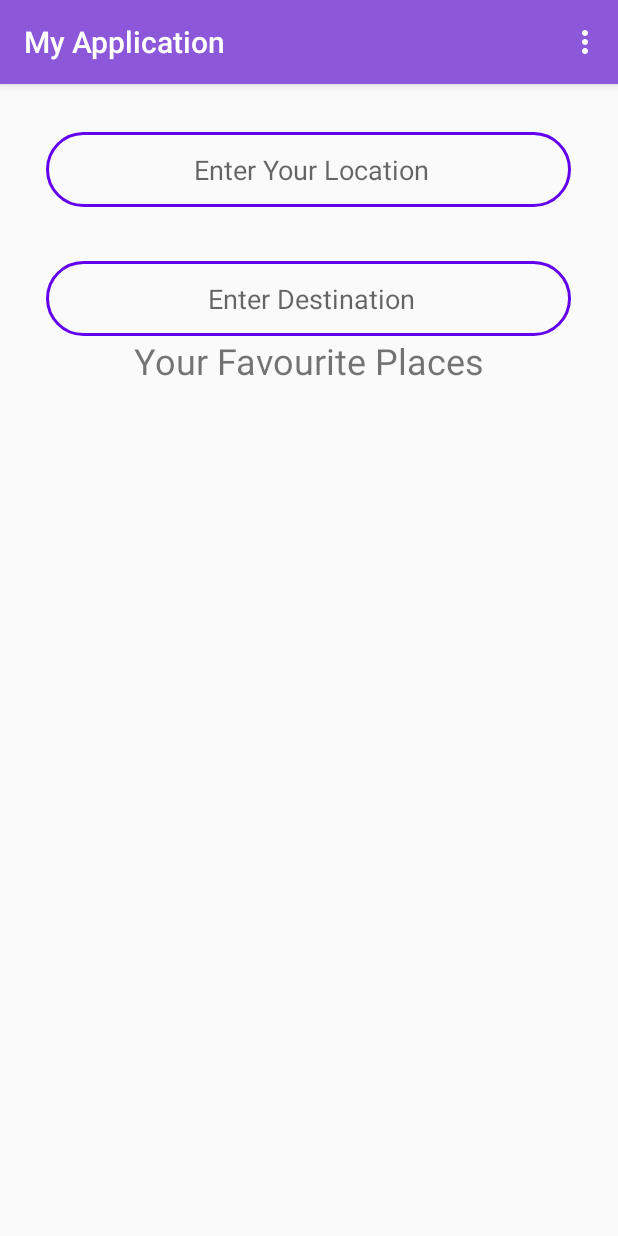
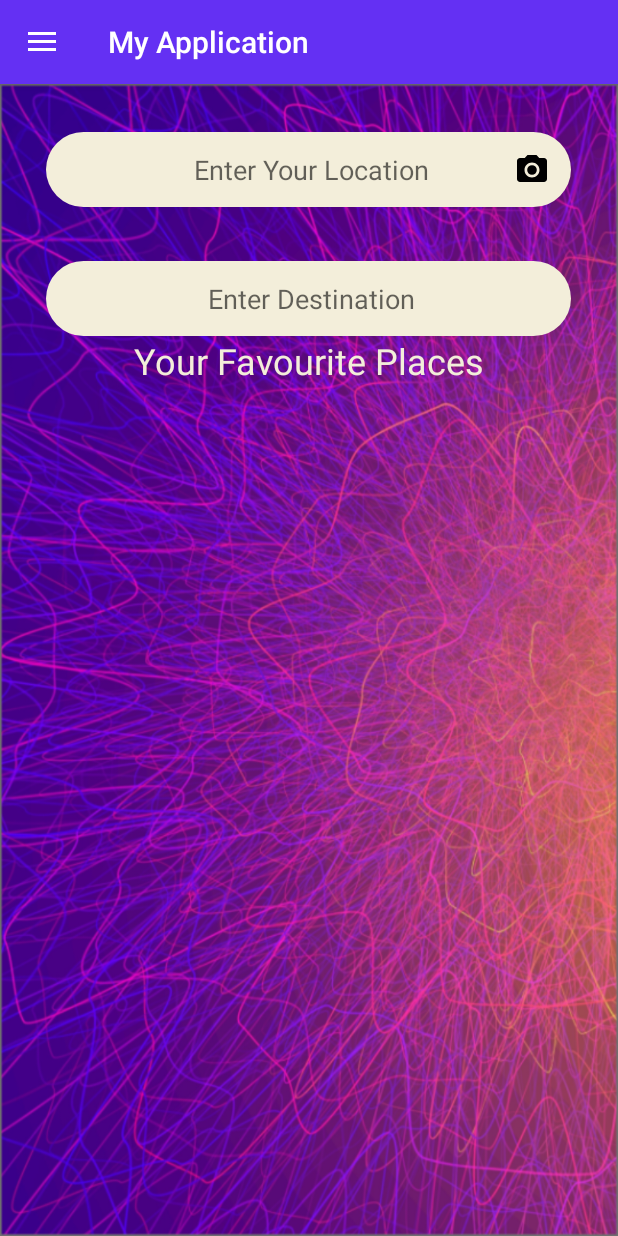
Before and after one commit to dobredani/VA-AR-FII, an Android app: the StartNavigationActivity screen opened directly, with no data from a screen before it, on a phone screen of 412 x 824 dp. Run offline under Robolectric (Android 15) with nearby library versions, the phone set to English and light mode, and no system bars.

Commit message:
Upgraded Interface

```diff
--- a/Proiect Android/Interfata/app/build.gradle
+++ b/Proiect Android/Interfata/app/build.gradle
@@ -27,9 +27,10 @@ dependencies {
     implementation fileTree(dir: 'libs', include: ['*.jar'])
 
     implementation 'androidx.appcompat:appcompat:1.1.0'
+    implementation 'com.google.android.material:material:1.1.0'
     implementation 'androidx.constraintlayout:constraintlayout:1.1.3'
     implementation 'com.google.android.material:material:1.1.0'
-    testImplementation 'junit:junit:4.12'
+    testImplementation 'junit:junit:4.13'
     androidTestImplementation 'androidx.test.ext:junit:1.1.1'
     androidTestImplementation 'androidx.test.espresso:espresso-core:3.2.0'
     implementation 'com.google.android.material:material:1.1.0'
--- a/Proiect Android/Interfata/app/src/main/java/com/example/myapplication/StartNavigationActivity.java
+++ b/Proiect Android/Interfata/app/src/main/java/com/example/myapplication/StartNavigationActivity.java
@@ -3,20 +3,36 @@ package com.example.myapplication;
 import android.os.Bundle;
 import android.view.Menu;
 import android.view.MenuInflater;
+import android.view.MenuItem;
 
+import androidx.annotation.NonNull;
 import androidx.annotation.Nullable;
+import androidx.appcompat.app.ActionBarDrawerToggle;
 import androidx.appcompat.app.AppCompatActivity;
+import androidx.drawerlayout.widget.DrawerLayout;
 
-public class StartNavigationActivity  extends AppCompatActivity {
+import java.util.Objects;
+
+public class StartNavigationActivity extends AppCompatActivity {
+    private DrawerLayout mDrawerLayout;
+    private ActionBarDrawerToggle mToggle;
+
     @Override
     protected void onCreate(@Nullable Bundle savedInstanceState) {
         super.onCreate(savedInstanceState);
         setContentView(R.layout.start_navigation);
+        mDrawerLayout = (DrawerLayout) findViewById(R.id.drawer);
+        mToggle = new ActionBarDrawerToggle(this, mDrawerLayout, R.string.open,R.string.close);
+        mDrawerLayout.addDrawerListener(mToggle);
+        mToggle.syncState();
+        Objects.requireNonNull(getSupportActionBar()).setDisplayHomeAsUpEnabled(true);
     }
+
     @Override
-    public boolean onCreateOptionsMenu(Menu menu) {
-        MenuInflater inflater = getMenuInflater();
-        inflater.inflate(R.menu.drawer_menu,menu);
-        return super.onCreateOptionsMenu(menu);
+    public boolean onOptionsItemSelected(@NonNull MenuItem item) {
+        if(mToggle.onOptionsItemSelected(item)){
+            return true;
+        }
+        return super.onOptionsItemSelected(item);
     }
 }
--- a/Proiect Android/Interfata/app/src/main/res/drawable/background_image1.xml
+++ b/Proiect Android/Interfata/app/src/main/res/drawable/background_image1.xml
@@ -1,4 +1,5 @@
 <?xml version="1.0" encoding="utf-8"?>
 <shape xmlns:android="http://schemas.android.com/apk/res/android" android:shape="rectangle">
-<solid android:color="@color/colorPrimaryDark"></solid>
+    <solid android:color="@color/colorPrimaryDark"></solid>
+    <gradient android:startColor="@color/pink" android:endColor="@color/colorPrimaryDark" android:angle="90"></gradient>
 </shape>
--- /dev/null
+++ b/Proiect Android/Interfata/app/src/main/res/drawable/camera_button.xml
@@ -0,0 +1,5 @@
+<?xml version="1.0" encoding="utf-8"?>
+<shape xmlns:android="http://schemas.android.com/apk/res/android"  android:shape="rectangle">
+    <solid android:color="@color/colorPrimaryDark"></solid>
+    <corners android:radius="30dp"></corners>
+</shape>
--- a/Proiect Android/Interfata/app/src/main/res/drawable/custom_button.xml
+++ b/Proiect Android/Interfata/app/src/main/res/drawable/custom_button.xml
@@ -1,5 +1,5 @@
 <?xml version="1.0" encoding="utf-8"?>
 <shape xmlns:android="http://schemas.android.com/apk/res/android" android:shape="rectangle">
-    <solid android:color="@color/colorPrimaryDark"></solid>
+    <solid android:color="@color/colorPrimary"></solid>
     <corners android:radius="50sp"></corners>
 </shape>
--- /dev/null
+++ b/Proiect Android/Interfata/app/src/main/res/drawable/ic_camera.xml
@@ -0,0 +1,12 @@
+<vector xmlns:android="http://schemas.android.com/apk/res/android"
+        android:width="24dp"
+        android:height="24dp"
+        android:viewportWidth="24.0"
+        android:viewportHeight="24.0">
+    <path
+        android:fillColor="#FF000000"
+        android:pathData="M12,12m-3.2,0a3.2,3.2 0,1 1,6.4 0a3.2,3.2 0,1 1,-6.4 0"/>
+    <path
+        android:fillColor="#FF000000"
+        android:pathData="M9,2L7.17,4L4,4c-1.1,0 -2,0.9 -2,2v12c0,1.1 0.9,2 2,2h16c1.1,0 2,-0.9 2,-2L22,6c0,-1.1 -0.9,-2 -2,-2h-3.17L15,2L9,2zM12,17c-2.76,0 -5,-2.24 -5,-5s2.24,-5 5,-5 5,2.24 5,5 -2.24,5 -5,5z"/>
+</vector>
--- a/Proiect Android/Interfata/app/src/main/res/drawable/location_button.xml
+++ b/Proiect Android/Interfata/app/src/main/res/drawable/location_button.xml
@@ -1,5 +1,5 @@
 <?xml version="1.0" encoding="utf-8"?>
 <shape xmlns:android="http://schemas.android.com/apk/res/android" android:shape="rectangle">
     <corners android:radius="50dp"></corners>
-    <stroke android:width="2dp" android:color="@color/colorPrimaryDark"></stroke>
+    <solid android:color="@color/colorAccent"></solid>
 </shape>
--- a/Proiect Android/Interfata/app/src/main/res/layout/nav_header.xml
+++ b/Proiect Android/Interfata/app/src/main/res/layout/nav_header.xml
@@ -2,7 +2,7 @@
 <LinearLayout xmlns:android="http://schemas.android.com/apk/res/android"
     android:layout_width="match_parent"
     android:layout_height="176dp"
-    android:background="@color/colorPrimary"
+    android:background="@drawable/building"
     android:gravity="bottom"
     android:orientation="vertical"
     android:padding="16dp"
@@ -18,5 +18,7 @@
         android:layout_height="wrap_content"
         android:paddingTop="8dp"
         android:text="Facultatea de Informatica"
+        android:textColor="#FFF"
+        android:textStyle="bold"
         android:textAppearance="@style/TextAppearance.AppCompat.Body1" />
 </LinearLayout>
--- a/Proiect Android/Interfata/app/src/main/res/layout/start_navigation.xml
+++ b/Proiect Android/Interfata/app/src/main/res/layout/start_navigation.xml
@@ -1,9 +1,26 @@
 <?xml version="1.0" encoding="utf-8"?>
-<androidx.constraintlayout.widget.ConstraintLayout xmlns:android="http://schemas.android.com/apk/res/android"
+<androidx.drawerlayout.widget.DrawerLayout xmlns:android="http://schemas.android.com/apk/res/android"
     xmlns:app="http://schemas.android.com/apk/res-auto"
     xmlns:tools="http://schemas.android.com/tools"
     android:layout_width="match_parent"
-    android:layout_height="match_parent">
+    android:layout_height="match_parent"
+    android:id="@+id/drawer"
+    tools:context=".StartNavigationActivity">
+    <com.google.android.material.navigation.NavigationView
+        app:headerLayout="@layout/nav_header"
+        android:layout_width="wrap_content"
+        android:layout_height="match_parent"
+        android:background="#FFF"
+        app:itemTextColor="@color/darkGrey"
+        app:menu="@menu/menu"
+        android:layout_gravity="start">
+
+    </com.google.android.material.navigation.NavigationView>
+    <androidx.constraintlayout.widget.ConstraintLayout
+        android:layout_width="match_parent"
+        android:layout_height="match_parent"
+        android:background="@drawable/abstract_background"
+        >
 
         <EditText
             android:id="@+id/currentLocation"
@@ -41,6 +58,7 @@
             android:layout_height="wrap_content"
             android:text="Your Favourite Places"
             android:textSize="24sp"
+            android:textColor="@color/colorAccent"
             app:layout_constraintBottom_toTopOf="@+id/_dynamic"
             app:layout_constraintEnd_toEndOf="parent"
             app:layout_constraintStart_toStartOf="parent"
@@ -54,4 +72,17 @@
             app:layout_constraintBottom_toBottomOf="parent"
             app:layout_constraintEnd_toEndOf="parent"
             app:layout_constraintStart_toStartOf="parent" />
+
+        <ImageView
+            android:id="@+id/cameraBtn"
+            android:layout_width="wrap_content"
+            android:layout_height="wrap_content"
+            android:background="@drawable/ic_camera"
+            app:layout_constraintBottom_toBottomOf="@+id/currentLocation"
+            app:layout_constraintEnd_toEndOf="@+id/currentLocation"
+            app:layout_constraintHorizontal_bias="0.957"
+            app:layout_constraintStart_toStartOf="@+id/currentLocation"
+            app:layout_constraintTop_toTopOf="@+id/currentLocation" />
     </androidx.constraintlayout.widget.ConstraintLayout>
+
+</androidx.drawerlayout.widget.DrawerLayout>
--- a/Proiect Android/Interfata/app/src/main/res/menu/drawer_menu.xml
+++ /dev/null
@@ -1,20 +0,0 @@
-<?xml version="1.0" encoding="utf-8"?>
-<menu xmlns:android="http://schemas.android.com/apk/res/android"
-    xmlns:tools="http://schemas.android.com/tools"
-    tools:showIn="navigation_view">
-            <item android:id="@+id/nav_change_building"
-                android:icon="@drawable/ic_change_building"
-                android:title="Change Building" />
-
-            <item android:id="@+id/nav_settings"
-                android:icon="@drawable/ic_settings"
-                android:title="Settings" />
-
-            <item android:id="@+id/nav_send_feedback"
-                android:icon="@drawable/ic_feedback"
-                android:title="Send Feedback" />
-
-            <item android:id="@+id/nav_help"
-                android:icon="@drawable/ic_help"
-                android:title="Help" />
-</menu>
--- a/Proiect Android/Interfata/app/src/main/res/values/colors.xml
+++ b/Proiect Android/Interfata/app/src/main/res/values/colors.xml
@@ -1,8 +1,10 @@
 <?xml version="1.0" encoding="utf-8"?>
 <resources>
 
-    <color name="colorPrimary">#8C57D8</color>
-    <color name="colorPrimaryDark">#6200EE</color>
-    <color name="colorAccent">#AA8B6F</color>
+    <color name="colorPrimary">#6430f3</color>
+    <color name="colorPrimaryDark">#5420E3</color>
+    <color name="colorAccent">#F3EEDA</color>
+    <color name="darkGrey">#696969</color>
+    <color name="pink">#D5345C</color>
 
 </resources>
--- a/Proiect Android/Interfata/app/src/main/res/values/strings.xml
+++ b/Proiect Android/Interfata/app/src/main/res/values/strings.xml
@@ -1,4 +1,6 @@
 <resources>
     <string name="app_name">My Application</string>
     <string name="first_description">Lorem ipsum dolor sit amet, consectetur adipiscing elit. Proin at aliquet purus. Donec sagittis varius eros eget porta. Donec nulla metus, blandit iaculis porttitor vitae, mattis et mauris. Fusce quis imperdiet ipsum. Lorem ipsum dolor sit amet, consectetur adipiscing elit. Cras vulputate vehicula vulputate. Duis a efficitur lectus.</string>
+    <string name="open">Open</string>
+    <string name="close">Close</string>
 </resources>
--- a/Proiect Android/Interfata/app/src/main/res/values/styles.xml
+++ b/Proiect Android/Interfata/app/src/main/res/values/styles.xml
@@ -6,8 +6,12 @@
         <item name="colorPrimary">@color/colorPrimary</item>
         <item name="colorPrimaryDark">@color/colorPrimaryDark</item>
         <item name="colorAccent">@color/colorAccent</item>
+        <item name="android:textColorPrimary">@color/colorPrimaryDark</item>
     </style>
-
+  <style name="TextAppearance.AppCompat.Widget.ActionBar.Title." parent="android:style/TextAppearance">
+      <item name="android:textSize">30dp</item>
+      <item name="android:textColor">@color/colorPrimaryDark</item>
+  </style>
     <style name="AppTheme.NoActionBar">
         <item name="windowActionBar">false</item>
         <item name="windowNoTitle">true</item>
```
Also changed, not shown: Proiect Android/Interfata/app/src/main/res/layout/activity_main.xml (+4 -16 lines), Proiect Android/Interfata/app/src/main/res/menu/menu.xml (+12 -5 lines), Proiect Android/Interfata/app/src/main/res/drawable/abstract_background.png (added), Proiect Android/Interfata/app/src/main/res/drawable/building.jpg (added). Lines whose indentation alone changed are shown as unchanged.
